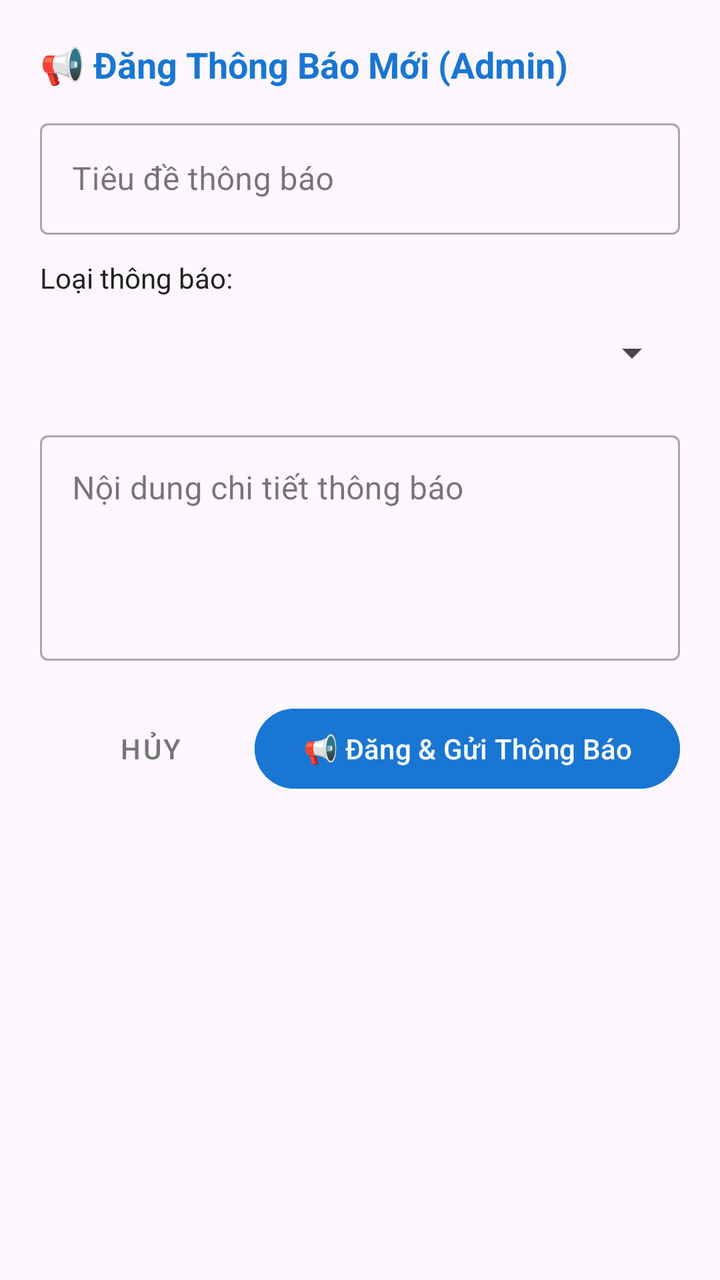
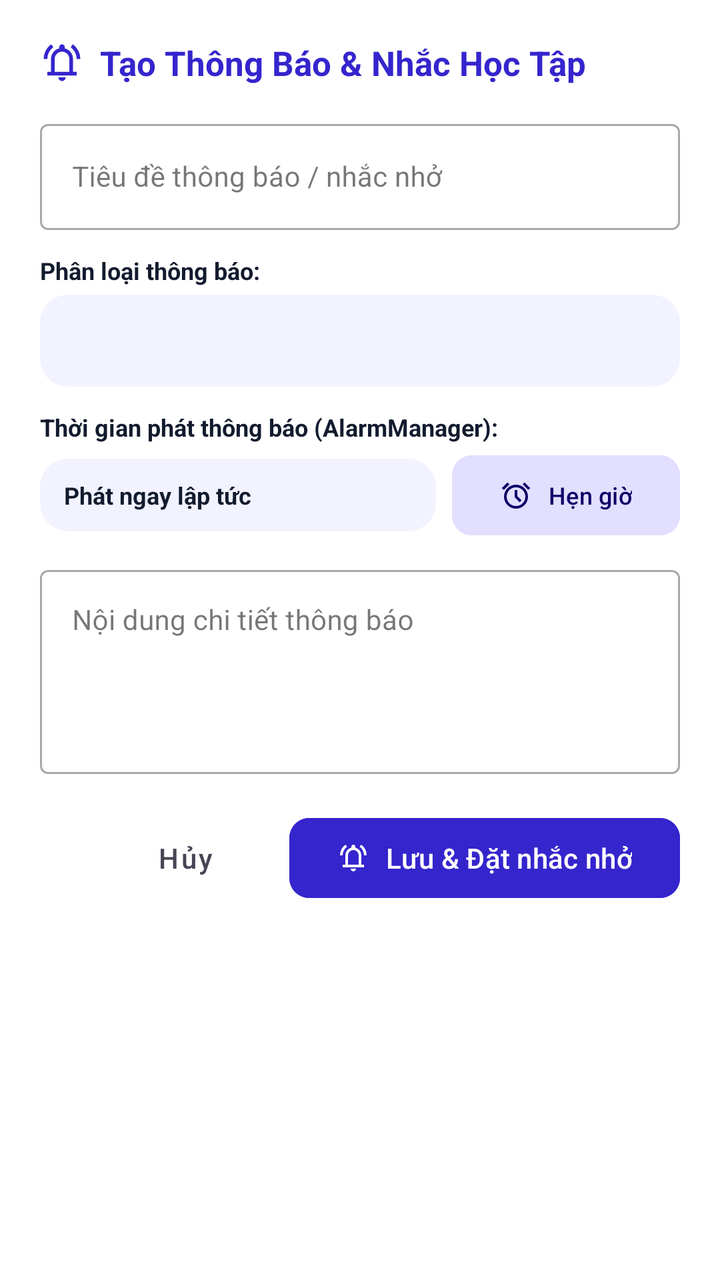

Before-and-after screenshots of an Android layout around one commit, followed by the original layout XML and the change that was made.
<!-- AndroidManifest.xml: application theme Theme.Schedule_TDMU -->
<!-- res/layout/dialog_add_notification.xml -->
<?xml version="1.0" encoding="utf-8"?>
<ScrollView xmlns:android="http://schemas.android.com/apk/res/android"
    android:layout_width="match_parent"
    android:layout_height="wrap_content"
    android:padding="20dp">

    <LinearLayout
        android:layout_width="match_parent"
        android:layout_height="wrap_content"
        android:orientation="vertical">

        <TextView
            android:layout_width="wrap_content"
            android:layout_height="wrap_content"
            android:text="📢 Đăng Thông Báo Mới (Admin)"
            android:textColor="@color/primary"
            android:textSize="18sp"
            android:textStyle="bold" />

        
        <com.google.android.material.textfield.TextInputLayout
            style="@style/Widget.MaterialComponents.TextInputLayout.OutlinedBox"
            android:layout_width="match_parent"
            android:layout_height="wrap_content"
            android:layout_marginTop="12dp"
            android:hint="Tiêu đề thông báo">

            <com.google.android.material.textfield.TextInputEditText
                android:id="@+id/et_notification_title"
                android:layout_width="match_parent"
                android:layout_height="wrap_content" />
        </com.google.android.material.textfield.TextInputLayout>

        
        <TextView
            android:layout_width="wrap_content"
            android:layout_height="wrap_content"
            android:layout_marginTop="12dp"
            android:text="Loại thông báo:"
            android:textColor="@color/text_primary" />

        <Spinner
            android:id="@+id/spinner_notification_type"
            android:layout_width="match_parent"
            android:layout_height="48dp"
            android:layout_marginTop="4dp" />

        
        <com.google.android.material.textfield.TextInputLayout
            style="@style/Widget.MaterialComponents.TextInputLayout.OutlinedBox"
            android:layout_width="match_parent"
            android:layout_height="wrap_content"
            android:layout_marginTop="12dp"
            android:hint="Nội dung chi tiết thông báo">

            <com.google.android.material.textfield.TextInputEditText
                android:id="@+id/et_notification_content"
                android:layout_width="match_parent"
                android:layout_height="wrap_content"
                android:gravity="top|start"
                android:inputType="textMultiLine"
                android:lines="4" />
        </com.google.android.material.textfield.TextInputLayout>

        
        <LinearLayout
            android:layout_width="match_parent"
            android:layout_height="wrap_content"
            android:layout_marginTop="20dp"
            android:gravity="end"
            android:orientation="horizontal">

            <com.google.android.material.button.MaterialButton
                android:id="@+id/btn_cancel_notif"
                style="@style/Widget.MaterialComponents.Button.TextButton"
                android:layout_width="wrap_content"
                android:layout_height="wrap_content"
                android:text="Hủy"
                android:textColor="@color/text_secondary" />

            <com.google.android.material.button.MaterialButton
                android:id="@+id/btn_send_notif"
                android:layout_width="wrap_content"
                android:layout_height="wrap_content"
                android:layout_marginStart="8dp"
                android:backgroundTint="@color/primary"
                android:text="📢 Đăng &amp; Gửi Thông Báo"
                android:textColor="@color/white" />
        </LinearLayout>

    </LinearLayout>
</ScrollView>
<!-- resources referenced by this layout -->
<resources>
  <color name="primary">#1976D2</color>
  <color name="text_primary">#212121</color>
  <color name="text_secondary">#757575</color>
  <color name="white">#FFFFFFFF</color>
  <style name="Theme.Schedule_TDMU" parent="Base.Theme.Schedule_TDMU" />
  <style name="Base.Theme.Schedule_TDMU" parent="Theme.Material3.DayNight.NoActionBar">
          
          
      </style>
</resources>

<!-- the commit's change to res/layout/dialog_add_notification.xml (unified diff, before → after) -->
@@ -1,7 +1,9 @@
 <?xml version="1.0" encoding="utf-8"?>
 <ScrollView xmlns:android="http://schemas.android.com/apk/res/android"
+    xmlns:app="http://schemas.android.com/apk/res-auto"
     android:layout_width="match_parent"
     android:layout_height="wrap_content"
+    android:background="@color/surface_container_lowest"
     android:padding="20dp">
 
     <LinearLayout
@@ -9,26 +11,41 @@
         android:layout_height="wrap_content"
         android:orientation="vertical">
 
-        <TextView
-            android:layout_width="wrap_content"
+        <LinearLayout
+            android:layout_width="match_parent"
             android:layout_height="wrap_content"
-            android:text="📢 Đăng Thông Báo Mới (Admin)"
-            android:textColor="@color/primary"
-            android:textSize="18sp"
-            android:textStyle="bold" />
+            android:gravity="center_vertical"
+            android:orientation="horizontal">
+
+            <ImageView
+                android:layout_width="22dp"
+                android:layout_height="22dp"
+                android:src="@drawable/ic_notifications_active"
+                app:tint="@color/primary" />
+
+            <TextView
+                android:layout_width="wrap_content"
+                android:layout_height="wrap_content"
+                android:layout_marginStart="8dp"
+                android:text="Tạo Thông Báo &amp; Nhắc Học Tập"
+                android:textColor="@color/primary"
+                android:textSize="17sp"
+                android:textStyle="bold" />
+        </LinearLayout>
 
         
         <com.google.android.material.textfield.TextInputLayout
             style="@style/Widget.MaterialComponents.TextInputLayout.OutlinedBox"
             android:layout_width="match_parent"
             android:layout_height="wrap_content"
-            android:layout_marginTop="12dp"
-            android:hint="Tiêu đề thông báo">
+            android:layout_marginTop="14dp"
+            android:hint="Tiêu đề thông báo / nhắc nhở">
 
             <com.google.android.material.textfield.TextInputEditText
                 android:id="@+id/et_notification_title"
                 android:layout_width="match_parent"
-                android:layout_height="wrap_content" />
+                android:layout_height="wrap_content"
+                android:textSize="14sp" />
         </com.google.android.material.textfield.TextInputLayout>
 
         
@@ -36,14 +53,67 @@
             android:layout_width="wrap_content"
             android:layout_height="wrap_content"
             android:layout_marginTop="12dp"
-            android:text="Loại thông báo:"
-            android:textColor="@color/text_primary" />
+            android:text="Phân loại thông báo:"
+            android:textColor="@color/text_primary"
+            android:textSize="12sp"
+            android:textStyle="bold" />
 
         <Spinner
             android:id="@+id/spinner_notification_type"
             android:layout_width="match_parent"
-            android:layout_height="48dp"
-            android:layout_marginTop="4dp" />
+            android:layout_height="46dp"
+            android:layout_marginTop="4dp"
+            android:background="@drawable/bg_segmented_container"
+            android:paddingHorizontal="10dp" />
+
+        
+        <TextView
+            android:layout_width="wrap_content"
+            android:layout_height="wrap_content"
+            android:layout_marginTop="12dp"
+            android:text="Thời gian phát thông báo (AlarmManager):"
+            android:textColor="@color/text_primary"
+            android:textSize="12sp"
+            android:textStyle="bold" />
+
+        <LinearLayout
+            android:layout_width="match_parent"
+            android:layout_height="wrap_content"
+            android:layout_marginTop="6dp"
+            android:gravity="center_vertical"
+            android:orientation="horizontal">
+
+            <TextView
+                android:id="@+id/tvSelectedReminderTime"
+                android:layout_width="0dp"
+                android:layout_height="wrap_content"
+                android:layout_weight="1"
+                android:background="@drawable/bg_segmented_container"
+                android:paddingHorizontal="12dp"
+                android:paddingVertical="10dp"
+                android:text="Phát ngay lập tức"
+                android:textColor="@color/text_primary"
+                android:textSize="12sp"
+                android:textStyle="bold" />
+
+            <com.google.android.material.button.MaterialButton
+                android:id="@+id/btnPickReminderDateTime"
+                style="@style/Widget.Material3.Button.TonalButton"
+                android:layout_width="wrap_content"
+                android:layout_height="40dp"
+                android:layout_marginStart="8dp"
+                android:backgroundTint="@color/primary_fixed"
+                android:insetTop="0dp"
+                android:insetBottom="0dp"
+                android:text="Hẹn giờ"
+                android:textAllCaps="false"
+                android:textColor="@color/on_primary_fixed"
+                android:textSize="12sp"
+                app:cornerRadius="10dp"
+                app:icon="@drawable/ic_alarm"
+                app:iconSize="16dp"
+                app:iconTint="@color/on_primary_fixed" />
+        </LinearLayout>
 
         
         <com.google.android.material.textfield.TextInputLayout
@@ -59,14 +129,15 @@
                 android:layout_height="wrap_content"
                 android:gravity="top|start"
                 android:inputType="textMultiLine"
-                android:lines="4" />
+                android:lines="4"
+                android:textSize="14sp" />
         </com.google.android.material.textfield.TextInputLayout>
 
         
         <LinearLayout
             android:layout_width="match_parent"
             android:layout_height="wrap_content"
-            android:layout_marginTop="20dp"
+            android:layout_marginTop="18dp"
             android:gravity="end"
             android:orientation="horizontal">
 
@@ -76,6 +147,7 @@
                 android:layout_width="wrap_content"
                 android:layout_height="wrap_content"
                 android:text="Hủy"
+                android:textAllCaps="false"
                 android:textColor="@color/text_secondary" />
 
             <com.google.android.material.button.MaterialButton
@@ -84,8 +156,13 @@
                 android:layout_height="wrap_content"
                 android:layout_marginStart="8dp"
                 android:backgroundTint="@color/primary"
-                android:text="📢 Đăng &amp; Gửi Thông Báo"
-                android:textColor="@color/white" />
+                android:text="Lưu &amp; Đặt nhắc nhở"
+                android:textAllCaps="false"
+                android:textColor="@color/white"
+                app:cornerRadius="10dp"
+                app:icon="@drawable/ic_notifications_active"
+                app:iconSize="16dp"
+                app:iconTint="@color/white" />
         </LinearLayout>
 
     </LinearLayout>
<!-- resource entries referenced after the edit -->
@@ -1,13 +1,57 @@
 <!-- resources referenced by this layout -->
 <resources>
-  <color name="primary">#1976D2</color>
-  <color name="text_primary">#212121</color>
-  <color name="text_secondary">#757575</color>
+  <color name="on_primary_fixed">#0F0069</color>
+  <color name="primary">#3525CD</color>
+  <color name="primary_fixed">#E2DFFF</color>
+  <color name="surface_container_lowest">#FFFFFF</color>
+  <color name="text_primary">#131B2E</color>
+  <color name="text_secondary">#464555</color>
   <color name="white">#FFFFFFFF</color>
+  <!-- drawable bg_segmented_container (drawable) -->
+  <?xml version="1.0" encoding="utf-8"?>
+  <shape xmlns:android="http://schemas.android.com/apk/res/android"
+      android:shape="rectangle">
+      <solid android:color="@color/surface_container_low" />
+      <corners android:radius="14dp" />
+  </shape>
+  <!-- drawable ic_alarm (drawable) -->
+  <?xml version="1.0" encoding="utf-8"?>
+  <vector xmlns:android="http://schemas.android.com/apk/res/android"
+      android:width="24dp"
+      android:height="24dp"
+      android:viewportWidth="960"
+      android:viewportHeight="960">
+      <group android:translateX="0" android:translateY="960">
+          <path android:fillColor="#FF000000" android:pathData="M339.5-108.5q-65.5-28.5-114-77t-77-114Q120-365 120-440t28.5-140.5q28.5-65.5 77-114t114-77Q405-800 480-800t140.5 28.5q65.5 28.5 114 77t77 114Q840-515 840-440t-28.5 140.5q-28.5 65.5-77 114t-114 77Q555-80 480-80t-140.5-28.5ZM480-440Zm112 168 56-56-128-128v-184h-80v216l152 152ZM224-866l56 56-170 170-56-56 170-170Zm512 0 170 170-56 56-170-170 56-56ZM480-160q117 0 198.5-81.5T760-440q0-117-81.5-198.5T480-720q-117 0-198.5 81.5T200-440q0 117 81.5 198.5T480-160Z" />
+      </group>
+  </vector>
+  <!-- drawable ic_notifications_active (drawable) -->
+  <?xml version="1.0" encoding="utf-8"?>
+  <vector xmlns:android="http://schemas.android.com/apk/res/android"
+      android:width="24dp"
+      android:height="24dp"
+      android:viewportWidth="960"
+      android:viewportHeight="960">
+      <group android:translateX="0" android:translateY="960">
+          <path android:fillColor="#FF000000" android:pathData="M80-560q0-100 44.5-183.5T244-882l47 64q-60 44-95.5 111T160-560H80Zm720 0q0-80-35.5-147T669-818l47-64q75 55 119.5 138.5T880-560h-80ZM160-200v-80h80v-280q0-83 50-147.5T420-792v-28q0-25 17.5-42.5T480-880q25 0 42.5 17.5T540-820v28q80 20 130 84.5T720-560v280h80v80H160Zm320-300Zm0 420q-33 0-56.5-23.5T400-160h160q0 33-23.5 56.5T480-80ZM320-280h320v-280q0-66-47-113t-113-47q-66 0-113 47t-47 113v280Z" />
+      </group>
+  </vector>
   <style name="Theme.Schedule_TDMU" parent="Base.Theme.Schedule_TDMU" />
-  <style name="Base.Theme.Schedule_TDMU" parent="Theme.Material3.DayNight.NoActionBar">
-          
-          
+  <color name="surface_container_low">#F2F3FF</color>
+  <style name="Base.Theme.Schedule_TDMU" parent="Theme.Material3.Light.NoActionBar">
+          <item name="colorPrimary">@color/primary</item>
+          <item name="colorPrimaryContainer">@color/primary_container</item>
+          <item name="colorSecondary">@color/secondary</item>
+          <item name="colorTertiary">@color/tertiary</item>
+          <item name="colorError">@color/error</item>
+          <item name="android:statusBarColor">@color/surface_container_lowest</item>
+          <item name="android:windowLightStatusBar" tools:targetApi="m">true</item>
+          <item name="android:windowBackground">@color/background</item>
       </style>
+  <color name="primary_container">#4F46E5</color>
+  <color name="secondary">#0058BE</color>
+  <color name="tertiary">#005338</color>
+  <color name="error">#BA1A1A</color>
+  <color name="background">#FAF8FF</color>
 </resources>
 
